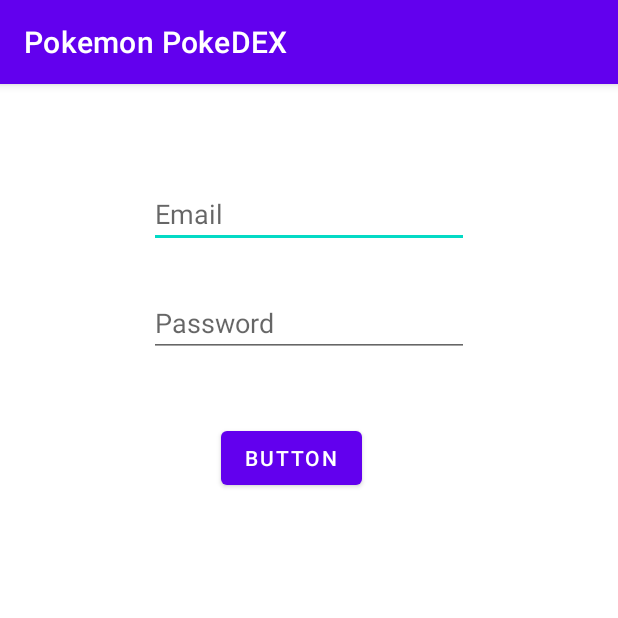
After one commit to Mbialowas10/Pokemon_Demonstration2, an Android app: the LogIn screen opened directly, with no data from a screen before it, on a phone screen of 412 x 824 dp, the top half of it. The commit adds this screen. Run offline under Robolectric (Android 15) with nearby library versions, the phone set to English and light mode, and no system bars.

Commit message:
Added Sign In form

```diff
--- /dev/null
+++ b/app/src/main/java/com/example/pokemon_demonstration2/LogIn.java
@@ -0,0 +1,14 @@
+package com.example.pokemon_demonstration2;
+
+import androidx.appcompat.app.AppCompatActivity;
+
+import android.os.Bundle;
+
+public class LogIn extends AppCompatActivity {
+
+    @Override
+    protected void onCreate(Bundle savedInstanceState) {
+        super.onCreate(savedInstanceState);
+        setContentView(R.layout.activity_log_in);
+    }
+}
--- a/app/src/main/java/com/example/pokemon_demonstration2/MainActivity.java
+++ b/app/src/main/java/com/example/pokemon_demonstration2/MainActivity.java
@@ -111,7 +111,7 @@ public class MainActivity extends AppCompatActivity {
 
         @Override
         protected String doInBackground(Void... voids) {
-            String json_url = "https://pokeapi.co/api/v2/pokemon?limit=250&offset=0";
+            String json_url = "https://pokeapi.co/api/v2/pokemon?limit=100&offset=0";
             String results = fetchDataByURL(json_url);
 
             try {
--- /dev/null
+++ b/app/src/main/res/layout/activity_log_in.xml
@@ -0,0 +1,41 @@
+<?xml version="1.0" encoding="utf-8"?>
+<androidx.constraintlayout.widget.ConstraintLayout xmlns:android="http://schemas.android.com/apk/res/android"
+    xmlns:app="http://schemas.android.com/apk/res-auto"
+    xmlns:tools="http://schemas.android.com/tools"
+    android:layout_width="match_parent"
+    android:layout_height="match_parent"
+    tools:context=".LogIn">
+
+    <EditText
+        android:id="@+id/editTextEmail"
+        android:layout_width="wrap_content"
+        android:layout_height="wrap_content"
+        android:layout_marginTop="64dp"
+        android:ems="10"
+        android:hint="Email"
+        android:inputType="textPersonName"
+        app:layout_constraintEnd_toEndOf="parent"
+        app:layout_constraintStart_toStartOf="parent"
+        app:layout_constraintTop_toTopOf="parent" />
+
+    <EditText
+        android:id="@+id/editTextPassword"
+        android:layout_width="wrap_content"
+        android:layout_height="wrap_content"
+        android:layout_marginTop="27dp"
+        android:ems="10"
+        android:hint="Password"
+        android:inputType="textPassword"
+        app:layout_constraintStart_toStartOf="@+id/editTextEmail"
+        app:layout_constraintTop_toBottomOf="@+id/editTextEmail" />
+
+    <Button
+        android:id="@+id/button"
+        android:layout_width="wrap_content"
+        android:layout_height="wrap_content"
+        android:layout_marginStart="48dp"
+        android:layout_marginTop="43dp"
+        android:text="Button"
+        app:layout_constraintStart_toStartOf="@+id/editTextPassword"
+        app:layout_constraintTop_toBottomOf="@+id/editTextPassword" />
+</androidx.constraintlayout.widget.ConstraintLayout>
--- a/app/src/main/res/values/strings.xml
+++ b/app/src/main/res/values/strings.xml
@@ -1,3 +1,3 @@
 <resources>
-    <string name="app_name">Pokemon_Demonstration2</string>
+    <string name="app_name">Pokemon PokeDEX</string>
 </resources>
```
Also changed, not shown: app/src/main/AndroidManifest.xml (+8 -2 lines), app/src/main/java/com/example/pokemon_demonstration2/RecyclerAdapter.java (+14 -17 lines).
